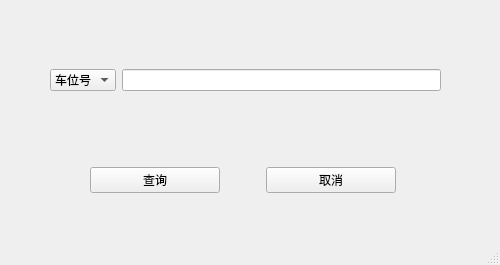
This is takewindow.ui in liangyiqiu/car_parking_console as Qt 5 draws it before an edit. The edited form follows.
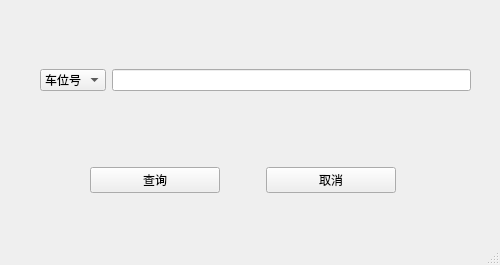
This is the edited form.

The edit to the form file:
```diff
--- a/takewindow.ui
+++ b/takewindow.ui
@@ -17,9 +17,9 @@
    <widget class="QWidget" name="horizontalLayoutWidget">
     <property name="geometry">
      <rect>
-      <x>50</x>
+      <x>40</x>
       <y>40</y>
-      <width>391</width>
+      <width>431</width>
       <height>80</height>
      </rect>
     </property>
```
Left out of the diff: 6 changed lines with no effect on the pictures.
